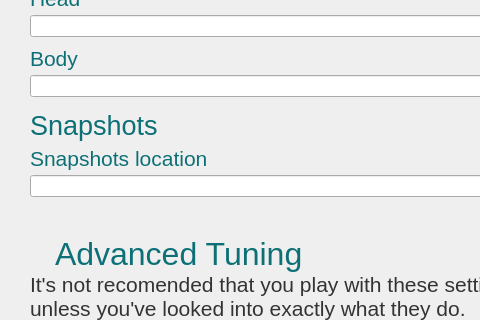
Above: interface/ui/preferencesDialog.ui from vircadia/vircadia-native-core before the change; both pictures show x 0 to 480 and y 137 to 457 of the 638 by 652 pixel window. Below: the same form after it.
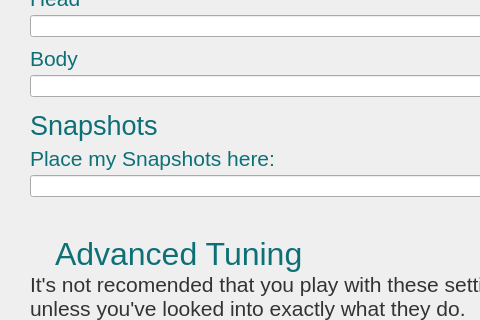
That is the form after the change. Custom widgets are drawn as their Qt base class.

Commit message: Snapshot preferences title

The edit to the form file:
```diff
--- a/interface/ui/preferencesDialog.ui
+++ b/interface/ui/preferencesDialog.ui
@@ -533,7 +533,7 @@
         <string notr="true">color: #0e7077</string>
        </property>
        <property name="text">
-        <string>Snapshots location</string>
+        <string>Place my Snapshots here:</string>
        </property>
        <property name="alignment">
         <set>Qt::AlignBottom|Qt::AlignLeading|Qt::AlignLeft</set>
```
